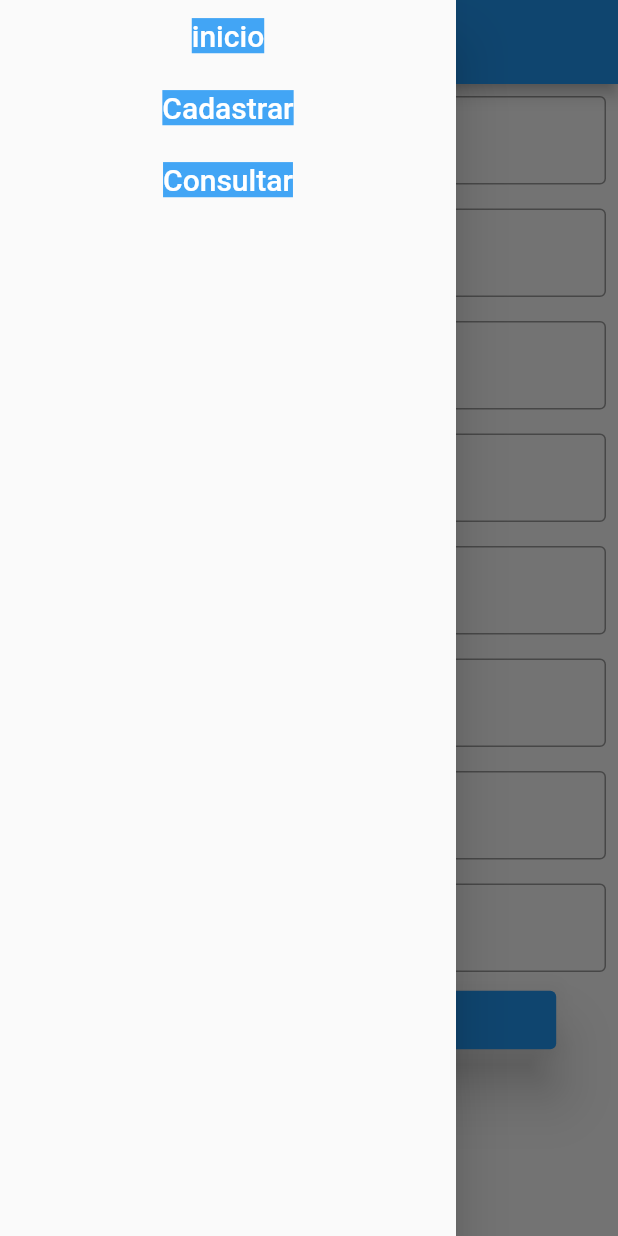
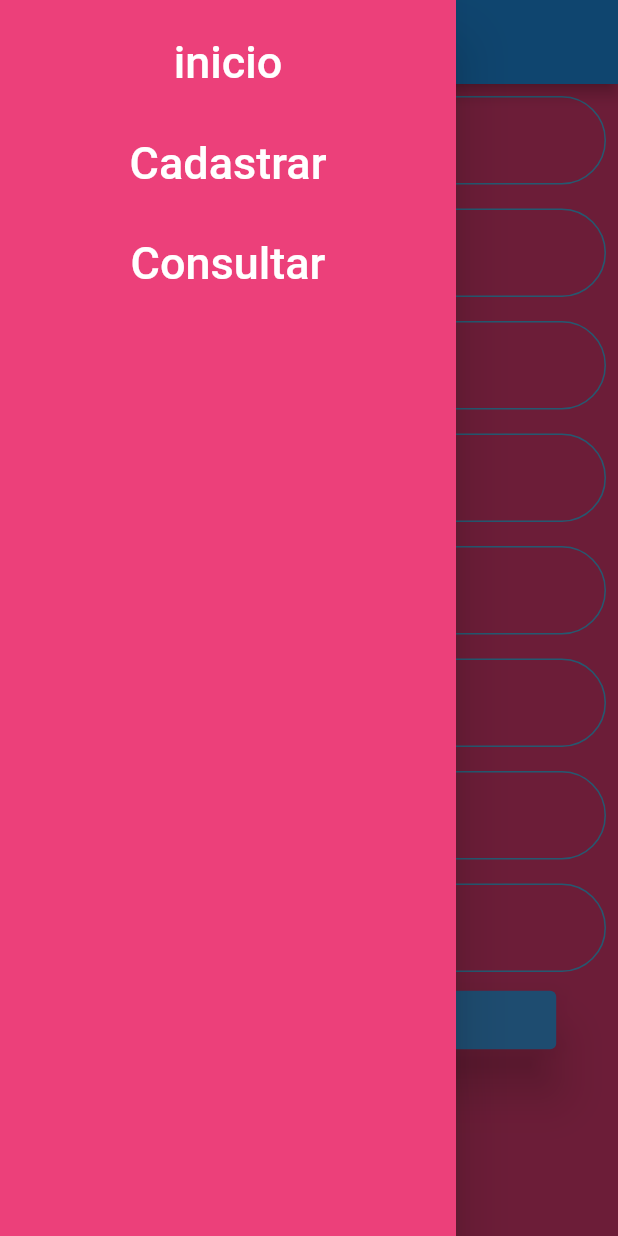
Before and after one commit to MatheusBogisch/ProjFinalAPP2, a Flutter app: the TelaCad screen opened directly, with the side drawer open, on a phone screen of 412 x 824 dp. Run offline on Flutter 3.47's test engine with Material 2 defaults, Android fonts, the phone set to English and light mode, and no system bars; network calls fail.

Commit message:
melhora no cadastrar

```diff
--- a/lib/cadastro.dart
+++ b/lib/cadastro.dart
@@ -18,15 +18,16 @@ class EstadoTelaCad extends State<TelaCad> {
   TextEditingController i = TextEditingController();
   @override
   Widget build(BuildContext context) {
-    return Scaffold(
+    return Scaffold( backgroundColor: Colors.pink[400],
       appBar: AppBar(
         title: Text("Cadastrar Pessoa"),
       ),
       drawer: Drawer(
+        backgroundColor: Colors.pink[400] ,
         child: Menu(),
       ),
       body: Center(
-        child: Column(
+        child: ListView(
           children: [
             Campo(controlador: c, rotulo: "Cobertura"),
             Campo(controlador: p, rotulo: "Preço"),
@@ -40,7 +41,8 @@ class EstadoTelaCad extends State<TelaCad> {
               widthFactor: 0.8,
               child: TextButton(
                 onPressed: () {
-                  inserirBanco(c.text, p.text,r.text,t.text,o.text,nC.text,fC.text,i.text);
+                  inserirBanco(c.text, p.text, r.text, t.text, o.text, nC.text,
+                      fC.text, i.text);
                   showSuccessMessage(context, TelaCad());
                 },
                 child: Text(
@@ -48,7 +50,7 @@ class EstadoTelaCad extends State<TelaCad> {
                   style: TextStyle(fontSize: 20, color: Colors.white),
                 ),
                 style: TextButton.styleFrom(
-                  backgroundColor: Colors.blue,
+                  backgroundColor: Colors.blue[400],
                   shadowColor: Colors.black,
                   elevation: 15,
                 ),
--- a/lib/componentes.dart
+++ b/lib/componentes.dart
@@ -7,7 +7,8 @@ import 'package:flutter/material.dart';
 class Campo extends StatelessWidget {
   TextEditingController controlador;
   String rotulo;
-  Campo({Key? key, required this.controlador, required this.rotulo})
+  var icone;
+  Campo({Key? key, required this.controlador, required this.rotulo, required})
       : super(key: key);
 
   @override
@@ -15,8 +16,18 @@ class Campo extends StatelessWidget {
     return Padding(
         padding: EdgeInsets.all(8),
         child: TextField(
-          decoration:
-              InputDecoration(labelText: rotulo, border: OutlineInputBorder()),
+          decoration: InputDecoration(
+              labelText: rotulo,
+              labelStyle: TextStyle(color: Colors.white),
+              enabledBorder: OutlineInputBorder(
+                borderSide: BorderSide(color: Colors.lightBlue.shade300),
+                borderRadius: BorderRadius.all(Radius.circular(30)),
+              ),
+              focusedBorder: OutlineInputBorder(
+                borderSide: BorderSide(color: Colors.lightBlue.shade300),
+                borderRadius: BorderRadius.all(Radius.circular(30)),
+              ),
+              prefixIcon: Icon(Icons.cake , color: Colors.white)),
           controller: controlador,
         ));
   }
@@ -26,20 +37,38 @@ class Menu extends StatelessWidget {
   Widget build(BuildContext context) {
     return Column(
       children: [
+        Padding(padding: EdgeInsets.all(8)),
         TextButton(
-         child: Text("inicio" , style: TextStyle(fontSize: 20, color: Colors.white, backgroundColor: Colors.blue[400]), ),
+            child: Text(
+              "inicio",
+              style: TextStyle(
+                  fontSize: 30,
+                  color: Colors.white),
+            ),
             onPressed: () {
               Navigator.push(
                   context, MaterialPageRoute(builder: (context) => MyApp()));
             }),
+               Padding(padding: EdgeInsets.all(8)),
         TextButton(
-            child: Text("Cadastrar" , style: TextStyle(fontSize: 20, color: Colors.white, backgroundColor: Colors.blue[400]), ),
+            child: Text(
+              "Cadastrar",
+              style: TextStyle(
+                  fontSize: 30,
+                  color: Colors.white),
+            ),
             onPressed: () {
               Navigator.push(
                   context, MaterialPageRoute(builder: (context) => TelaCad()));
             }),
+               Padding(padding: EdgeInsets.all(8)),
         TextButton(
-           child: Text("Consultar" , style: TextStyle(fontSize: 20, color: Colors.white, backgroundColor: Colors.blue[400]), ),
+            child: Text(
+              "Consultar",
+              style: TextStyle(
+                  fontSize: 30,
+                  color: Colors.white),
+            ),
             onPressed: () {
               Navigator.push(
                   context, MaterialPageRoute(builder: (context) => TelaCon()));
```
